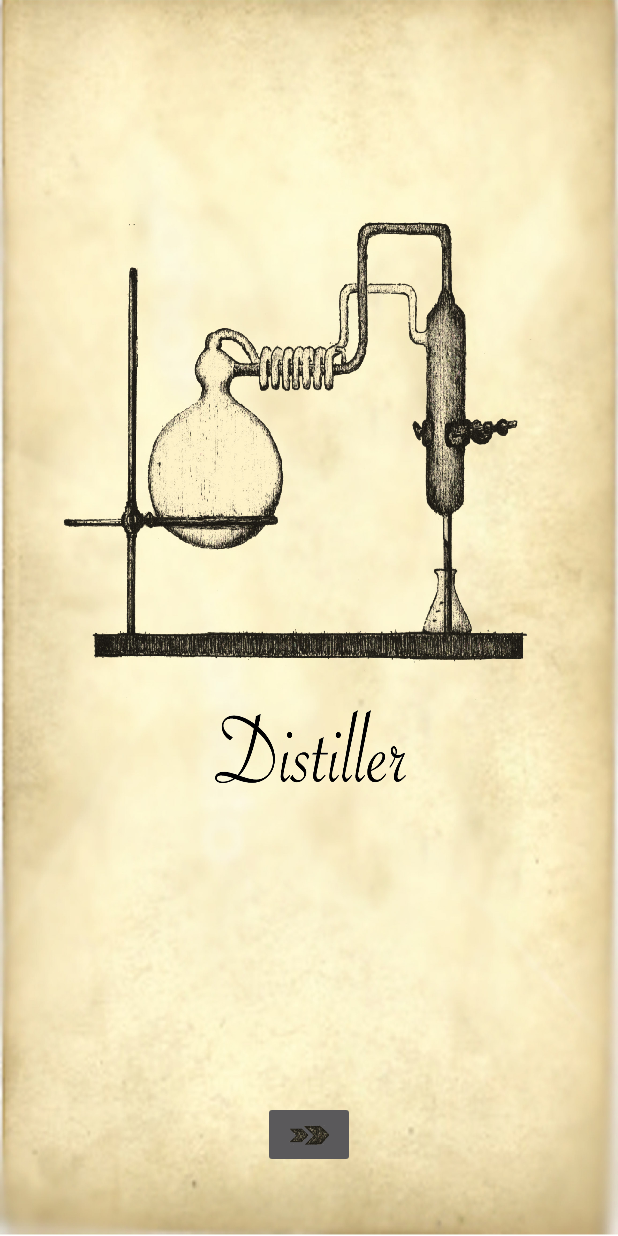
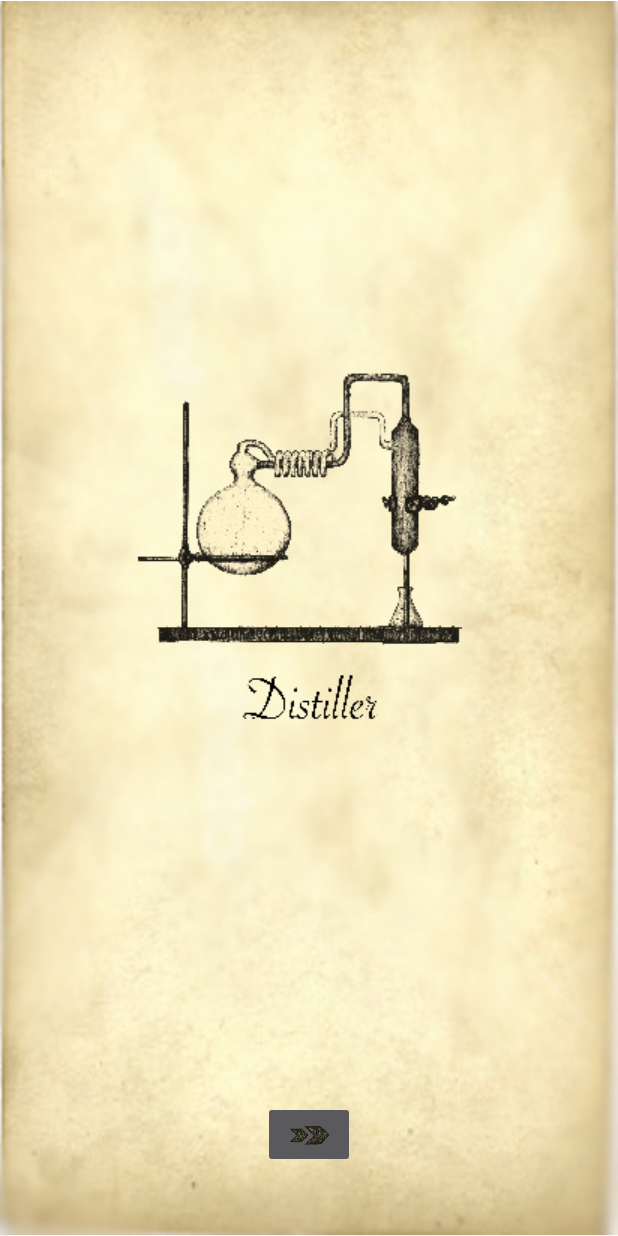
Before and after one commit to Kullz/HeartRateApp, an Android app: the screen it shows after launch (HomeActivity), on a phone screen of 412 x 824 dp. Run offline under Robolectric (Android 15) with nearby library versions, the phone set to English and light mode, and no system bars.

Commit message:
lower case

```diff
--- a/app/src/main/java/com/android/apps/heartrateapp/HomeActivity.java
+++ b/app/src/main/java/com/android/apps/heartrateapp/HomeActivity.java
@@ -22,6 +22,9 @@ public class HomeActivity extends AppCompatActivity {
     protected void onCreate(Bundle savedInstanceState) {
         super.onCreate(savedInstanceState);
         setContentView(R.layout.activity_home);
+
+        image = (ImageView) findViewById(R.id.imageView);
+        image.setImageBitmap(decodeSampledBitmapFromResource(getResources(), R.drawable.transhome, 150, 150));
 
 
         arrowButton = (ImageButton) findViewById(R.id.imageButton);
--- a/app/src/main/res/layout/activity_home.xml
+++ b/app/src/main/res/layout/activity_home.xml
@@ -3,7 +3,7 @@
     xmlns:tools="http://schemas.android.com/tools"
     android:layout_width="match_parent"
     android:layout_height="match_parent"
-    android:background="@drawable/homebackground"
+    android:background="@drawable/background"
     tools:context="com.android.apps.heartrateapp.HomeActivity">
 
     <ImageButton
@@ -17,4 +17,12 @@
         android:layout_marginBottom="45dp"
         android:layout_alignParentBottom="true"
         android:layout_centerHorizontal="true" />
+
+    <ImageView
+        android:layout_width="wrap_content"
+        android:layout_height="wrap_content"
+        android:id="@+id/imageView"
+        android:layout_centerVertical="true"
+        android:layout_centerHorizontal="true"/>
+
 </RelativeLayout>
```
